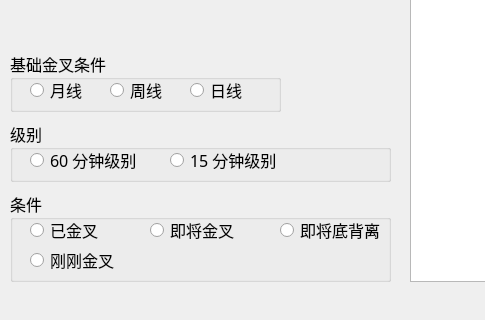
This is SelectStock.ui in majiajue/Stock_ui as Qt 5 draws it before an edit; both pictures show x 0 to 485 and y 129 to 449 of the 691 by 542 pixel window. The edited form follows.
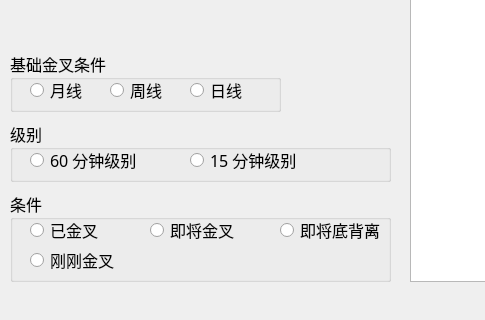
This is the edited form.

Commit message: 界面调整2

The edit to the form file:
```diff
--- a/SelectStock.ui
+++ b/SelectStock.ui
@@ -158,7 +158,7 @@
     <widget class="QRadioButton" name="radioButton_7">
      <property name="geometry">
       <rect>
-       <x>160</x>
+       <x>180</x>
        <y>30</y>
        <width>131</width>
        <height>18</height>
```
The commit also changes 1 other file.
